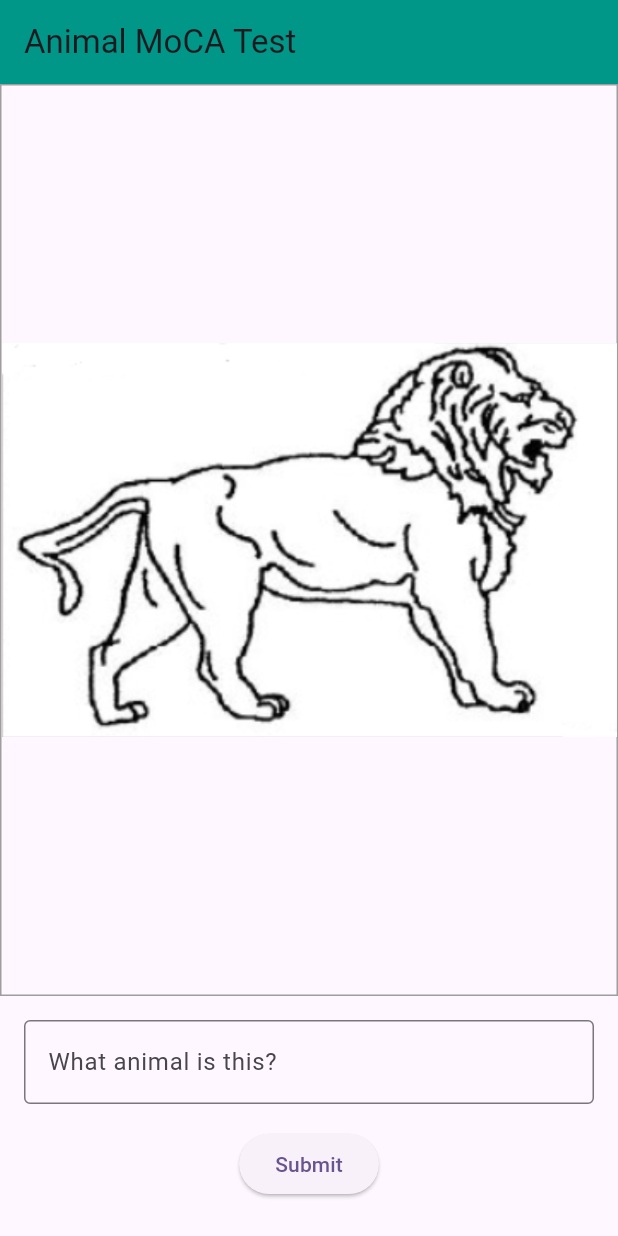
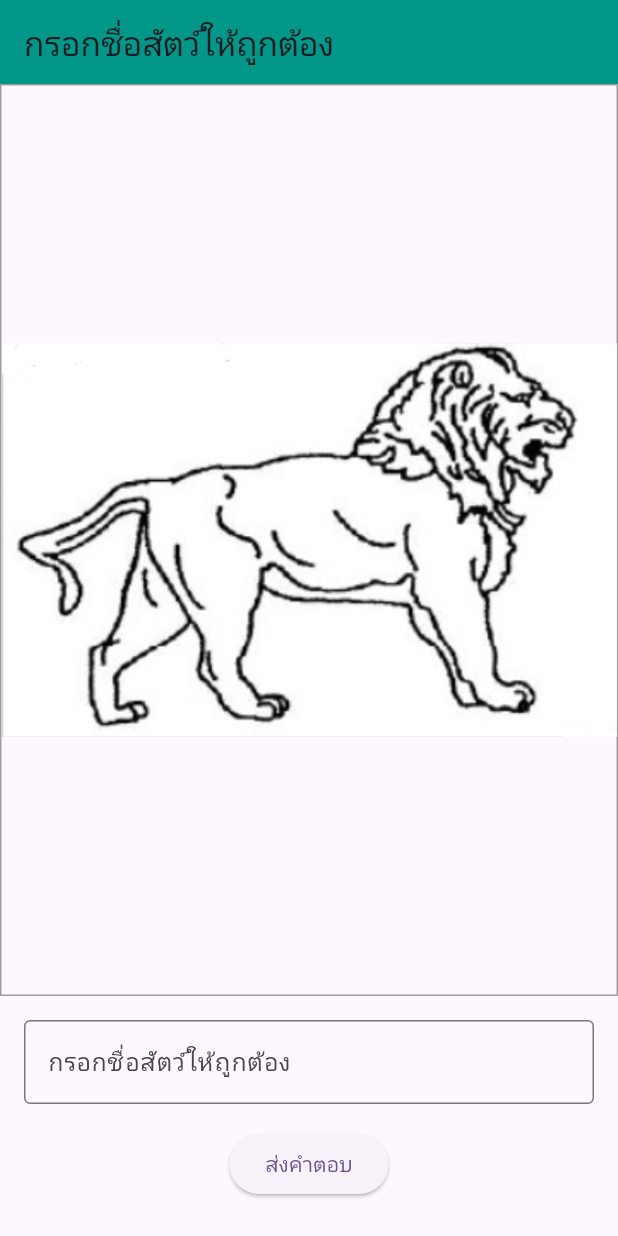
Before and after one commit to Pancreasz/Dementia_Application, a Flutter app: the AnimalMocaTestPage screen opened by its route, on a phone screen of 412 x 824 dp. Run offline on Flutter 3.47's test engine with Material 3 defaults, Android fonts, the phone set to English and light mode, and no system bars; our stand-ins replace flutter_speed_dial.

Commit message:
thai_lang

```diff
--- a/lib/pages/animal.dart
+++ b/lib/pages/animal.dart
@@ -15,9 +15,9 @@ class AnimalMocaTestPage extends StatefulWidget {
 class _AnimalMocaTestPageState extends State<AnimalMocaTestPage> {
   final TextEditingController _controller = TextEditingController();
   final Map<String, String> animalImages = {
-    'assets/lion.png': 'lion',
-    'assets/camel.png': 'camel',
-    'assets/rhino.png': 'rhino',
+    'assets/lion.png': 'สิงโต',
+    'assets/camel.png': 'อูฐ',
+    'assets/rhino.png': 'แรด',
   };
 
   late List<MapEntry<String, String>> shuffledAnimals;
@@ -66,7 +66,7 @@ class _AnimalMocaTestPageState extends State<AnimalMocaTestPage> {
   Widget build(BuildContext context) {
     return Scaffold(
       appBar: AppBar(
-        title: const Text('Animal MoCA Test'),
+        title: const Text('กรอกชื่อสัตว์ให้ถูกต้อง'),
         backgroundColor: Colors.teal,
         automaticallyImplyLeading: false,
       ),
@@ -77,7 +77,7 @@ class _AnimalMocaTestPageState extends State<AnimalMocaTestPage> {
                   mainAxisAlignment: MainAxisAlignment.center,
                   children: [
                     Text(
-                      '✅ Quiz Complete!\nYour score: $score / ${shuffledAnimals.length}',
+                      '✅ สำเร็จ!\nคะแนนของคุณ: $score / ${shuffledAnimals.length}',
                       textAlign: TextAlign.center,
                       style: const TextStyle(fontSize: 24),
                     ),
@@ -86,7 +86,7 @@ class _AnimalMocaTestPageState extends State<AnimalMocaTestPage> {
                       onPressed: () {
                         Navigator.pushNamed(context, '/attention');
                       },
-                      child: const Text('Go to Next Test'),
+                      child: const Text('แบบทดสอบถัดไป'),
                     ),
                   ],
                 ),
@@ -119,7 +119,7 @@ class _AnimalMocaTestPageState extends State<AnimalMocaTestPage> {
                     child: TextField(
                       controller: _controller,
                       decoration: const InputDecoration(
-                        labelText: 'What animal is this?',
+                        labelText: 'กรอกชื่อสัตว์ให้ถูกต้อง',
                         border: OutlineInputBorder(),
                       ),
                     ),
@@ -128,7 +128,7 @@ class _AnimalMocaTestPageState extends State<AnimalMocaTestPage> {
                     padding: const EdgeInsets.only(bottom: 24.0),
                     child: ElevatedButton(
                       onPressed: _handleSubmit,
-                      child: const Text('Submit'),
+                      child: const Text('ส่งคำตอบ'),
                     ),
                   ),
                 ],
--- a/lib/pages/clock.dart
+++ b/lib/pages/clock.dart
@@ -186,7 +186,7 @@ class _ClockTestPageState extends State<ClockTestPage> {
         children: [
           SpeedDialChild(
             child: const Icon(Icons.clear),
-            label: 'Clear Canvas',
+            label: 'ลบทั้งหมด',
             onTap: () {
               setState(() {
                 lines.clear();
@@ -195,7 +195,7 @@ class _ClockTestPageState extends State<ClockTestPage> {
           ),
           SpeedDialChild(
             child: Icon(isErasing ? Icons.brush : Icons.auto_fix_off),
-            label: isErasing ? 'Draw Mode' : 'Eraser Mode',
+            label: isErasing ? 'ปากกา' : 'ยางลบ',
             onTap: () {
               setState(() {
                 isErasing = !isErasing;
@@ -204,7 +204,7 @@ class _ClockTestPageState extends State<ClockTestPage> {
           ),
           SpeedDialChild(
             child: const Icon(Icons.save),
-            label: 'Save as Image',
+            label: 'ส่งคำตอบ',
             onTap: () {
               saveCanvas(context, _repaintBoundaryKey);
               Navigator.pushNamed(context, '/selectimages');
--- a/lib/pages/home.dart
+++ b/lib/pages/home.dart
@@ -7,12 +7,12 @@ class HomePage extends StatelessWidget {
   Widget build(BuildContext context) {
     return Scaffold(
       appBar: AppBar(
-        title: const Text("H O M E"),
+        title: const Text("แบบทดสอบโรคประสาทเสื่อม"),
         automaticallyImplyLeading: false,
       ),
       body: Center(
         child: ElevatedButton(
-          child: const Text("Start the Test"),
+          child: const Text("เริ่มทำแบบทดสอบ"),
           onPressed: () {
             Navigator.pushNamed(context, '/larksen');
           },
--- a/lib/pages/reorder_images_page.dart
+++ b/lib/pages/reorder_images_page.dart
@@ -85,7 +85,7 @@ class _ReorderImagesPageState extends State<ReorderImagesPage> {
             actions: [
               Center(
                 child: ElevatedButton(
-                  child: Text('Go to Endpage'),
+                  child: Text('ไปที่หน้าสรุปคะแนน'),
                   onPressed: () {
                     Navigator.pushNamed(context, '/endpage');
                   },
--- a/lib/pages/roiLobJed.dart
+++ b/lib/pages/roiLobJed.dart
@@ -38,7 +38,7 @@ class _AttentionTestPageState extends State<AttentionTestPage> {
     ScaffoldMessenger.of(context).showSnackBar(
       SnackBar(
         content: Text(
-          "You got $score / 5 ,You got $attentionScore / 3 for test",
+          "คุณได้คะแนนทั้งหมด $score / 5 ,และคะแนนt $attentionScore / 3 for test",
         ),
       ),
     );
@@ -56,7 +56,7 @@ class _AttentionTestPageState extends State<AttentionTestPage> {
   Widget build(BuildContext context) {
     return Scaffold(
       appBar: AppBar(
-        title: const Text("MoCA Attention Test"),
+        title: const Text("แบบทดสอบลบเลข"),
         backgroundColor: Colors.deepPurple,
         automaticallyImplyLeading: false,
       ),
@@ -65,7 +65,7 @@ class _AttentionTestPageState extends State<AttentionTestPage> {
         child: Column(
           children: [
             const Text(
-              "Start from 100, subtract 7 each time:",
+              "ให้ทำการลบเลขจาก 100 ครั้งล่ะ 7 เป็นจำนวน 5 ครั้ง แต่ล่ะครั้งให้นำคำตอบใส่ลงในช่องตามลำดับ",
               style: TextStyle(fontSize: 18, fontWeight: FontWeight.bold),
             ),
             const SizedBox(height: 16),
@@ -90,7 +90,7 @@ class _AttentionTestPageState extends State<AttentionTestPage> {
                 _handleSubmit();
                 Navigator.pushNamed(context, '/reorderimages');
               },
-              child: const Text("Submit"),
+              child: const Text("ส่งคำตอบ"),
             ),
           ],
         ),
--- a/lib/pages/select_images_page.dart
+++ b/lib/pages/select_images_page.dart
@@ -51,7 +51,7 @@ class _SelectImagesPageState extends State<SelectImagesPage> {
                 ),
                 SizedBox(height: 20),
                 Text(
-                  'คุณจะได้คะแนนตามจำนวนรูปภาพที่เรียงถูกต้อง!',
+                  'คุณจะได้คะแนนตามจำนวนรูปภาพที่เรียงถูกต้อง! \n ถ้าหากช่องสี่เหลี่ยมไม่ครบกรุณาเอียงจอเป็นแนวนอน',
                   style: TextStyle(fontWeight: FontWeight.bold),
                   textAlign: TextAlign.center,
                 ),
@@ -101,7 +101,7 @@ class _SelectImagesPageState extends State<SelectImagesPage> {
     return Scaffold(
       appBar: AppBar(
         title: Center(
-          child: Text('เลือกรูปภาพ', style: TextStyle(fontSize: 20)),
+          child: Text('เลือกรูปภาพ \n ถ้าหากช่องสี่เหลี่ยมไม่ครบ 5 ช่องกรุณาเอียงจอเป็นแนวนอน', style: TextStyle(fontSize: 20)),
         ),
         centerTitle: true,
         automaticallyImplyLeading: false,
--- a/lib/pages/summary.dart
+++ b/lib/pages/summary.dart
@@ -11,7 +11,7 @@ class EndPage extends StatelessWidget {
   Widget build(BuildContext context) {
     return Scaffold(
       appBar: AppBar(
-        title: const Text("H O M E"),
+        title: const Text("แบบทดสอบโรคประสาทเสื่อม"),
         automaticallyImplyLeading: false,
       ),
       body: Center(
@@ -19,13 +19,13 @@ class EndPage extends StatelessWidget {
           mainAxisSize: MainAxisSize.min,
           children: [
             Text(
-              "larksen Score: $larkScore/1\nClock Score: $clockScore/3 \nAnimal Score: $animalScore/3\nAttention Score: $attentionScore/3\nReorder Images Score: $reorderScore/5\nOverall: $totalScore/15",
+              "คะแนนแบบทดสอบลากเส้น: $larkScore/1\nคะแนนแบบทดสอบนาฬิกา: $clockScore/3 \nคะแนนแบบทดสอบทายชื่อสัตว์: $animalScore/3\nคะแนนแบบทดสอบลบเลข: $attentionScore/3\nคะแนนแบบทดสอบความจำ: $reorderScore/5\nคะแนนรวมทั้งหมด: $totalScore/15",
               style: TextStyle(fontSize: 20, fontWeight: FontWeight.bold),
               textAlign: TextAlign.center,
             ),
             const SizedBox(height: 20),
             ElevatedButton(
-              child: const Text("Start the Test (NUh UHhh)"),
+              child: const Text("ทำแบบทดสอบอีกครั้ง"),
               onPressed: () {
                 Navigator.pushNamed(context, '/homepage');
               },
```
Also changed, not shown: lib/pages/larksen.dart (+5 -5 lines), assets/img1.jpg, assets/img2.jpg.
